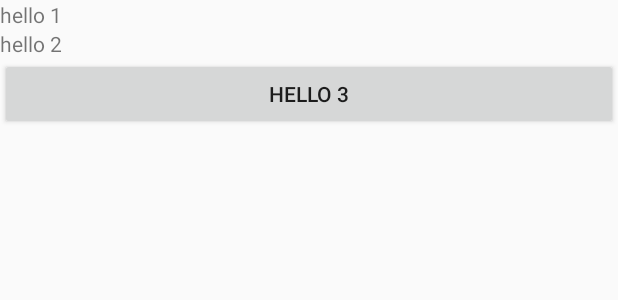
After one commit to QgMove123/public, an Android app: the layout add_friend_menu.xml on its own in the app's theme, with its tools: preview values and no code run, on a phone screen of 412 x 824 dp. The commit adds this screen. Shown: the top 300 px of the screen. Run offline under Robolectric (Android 15) with nearby library versions, the phone set to English and light mode, and no system bars.

Commit message:
add friend xml

```diff
--- /dev/null
+++ b/QGZone/app/src/main/res/layout/add_friend_menu.xml
@@ -0,0 +1,21 @@
+<?xml version="1.0" encoding="utf-8"?>
+<LinearLayout xmlns:android="http://schemas.android.com/apk/res/android"
+    android:layout_width="match_parent"
+    android:layout_height="match_parent"
+    android:orientation="vertical">
+
+    <TextView
+        android:layout_width="match_parent"
+        android:layout_height="wrap_content"
+        android:text="hello 1"/>
+    <TextView
+        android:layout_width="match_parent"
+        android:layout_height="wrap_content"
+        android:text="hello 2"/>
+    <Button
+        android:id="@+id/button_3"
+        android:layout_width="match_parent"
+        android:layout_height="wrap_content"
+        android:text="hello 3"/>
+
+</LinearLayout>
--- a/QGZone/app/src/main/res/values/styles.xml
+++ b/QGZone/app/src/main/res/values/styles.xml
@@ -1,7 +1,7 @@
 <resources>
 
     <!-- Base application theme. -->
-    <style name="AppTheme" parent="Theme.AppCompat.Light.DarkActionBar">
+    <style name="AppTheme" parent="Theme.AppCompat.Light.NoActionBar">
         <!-- Customize your theme here. -->
         <item name="colorPrimary">@color/colorPrimary</item>
         <item name="colorPrimaryDark">@color/colorPrimaryDark</item>
```
Also changed, not shown: QGZone/app/src/main/java/com/example/ricco/fragment/FriendFragment.java (+65 -0 lines), QGZone/app/src/main/res/layout/friend_layout.xml (+10 -3 lines).
